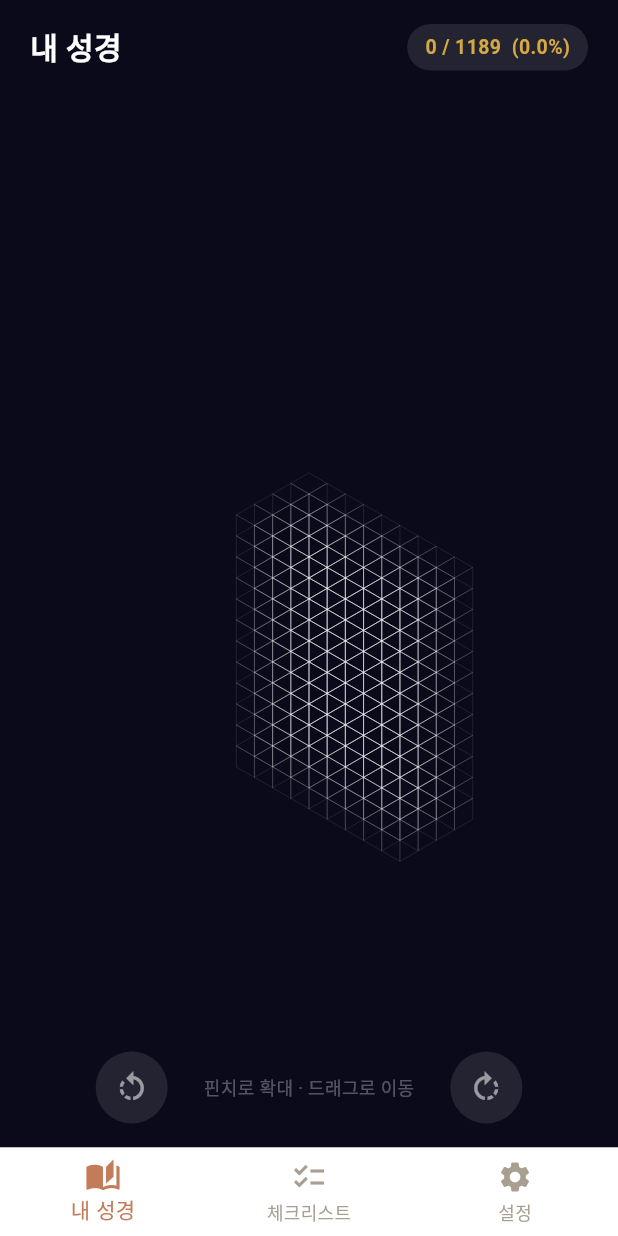
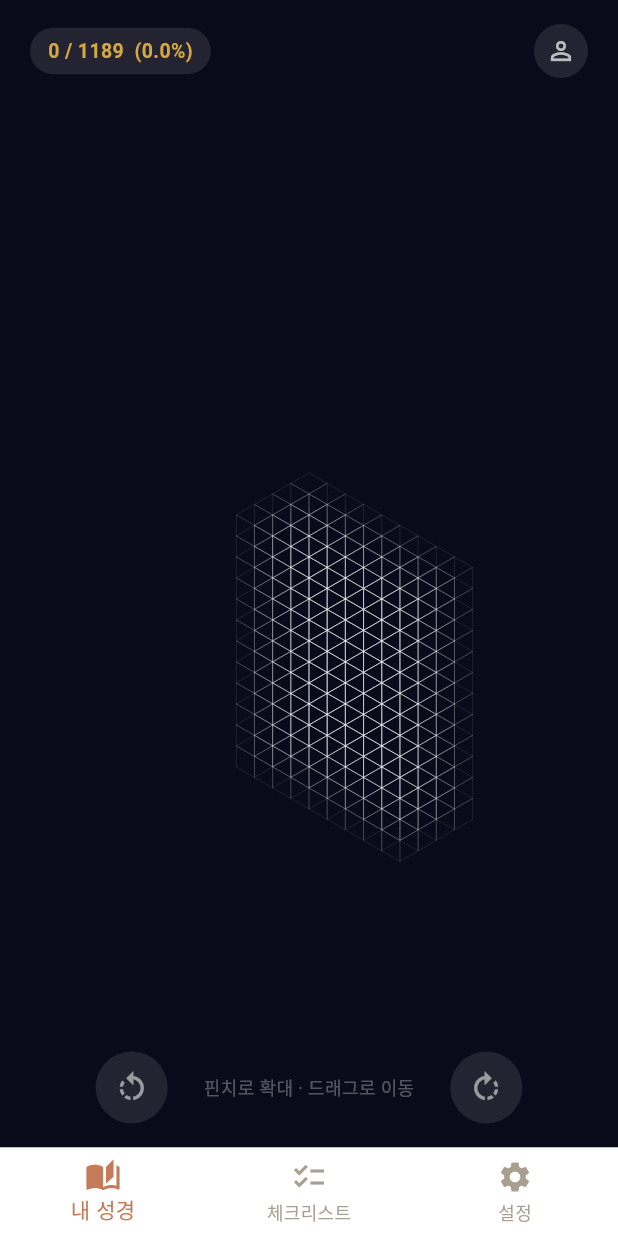
Before and after one commit to LeoParkProDev/BibleBlocks, a Flutter app: the screen it shows after launch, on a phone screen of 412 x 824 dp. Run offline on Flutter 3.47's test engine with Material 3 defaults, Android fonts, the phone set to English and light mode, and no system bars; our stand-ins replace flutter_riverpod, freezed_annotation, go_router, shared_preferences.

Commit message:
feat: redesign bible view top bar layout
- 좌상단 '내 성경' 텍스트 제거
- 진행률 표시를 우상단에서 좌상단으로 이동
- 우상단에 계정 아이콘 추가 (설정 탭으로 이동)

Co-Authored-By: Claude Opus 4.6 (1M context) <noreply@anthropic.com>

```diff
--- a/lib/screens/bible_view/bible_view_screen.dart
+++ b/lib/screens/bible_view/bible_view_screen.dart
@@ -3,6 +3,7 @@ import 'dart:async';
 import 'package:flutter/gestures.dart';
 import 'package:flutter/material.dart';
 import 'package:flutter_riverpod/flutter_riverpod.dart';
+import 'package:go_router/go_router.dart';
 
 import '../../data/bible_data.dart';
 import '../../painters/block_hit_test.dart';
@@ -295,15 +296,6 @@ class _BibleViewScreenState extends ConsumerState<BibleViewScreen>
               right: 20,
               child: Row(
                 children: [
-                  const Text(
-                    '내 성경',
-                    style: TextStyle(
-                      color: Colors.white,
-                      fontSize: 20,
-                      fontWeight: FontWeight.bold,
-                    ),
-                  ),
-                  const Spacer(),
                   Container(
                     padding:
                         const EdgeInsets.symmetric(horizontal: 12, vertical: 6),
@@ -317,6 +309,23 @@ class _BibleViewScreenState extends ConsumerState<BibleViewScreen>
                         color: AppColors.gold,
                         fontSize: 13,
                         fontWeight: FontWeight.w600,
+                      ),
+                    ),
+                  ),
+                  const Spacer(),
+                  GestureDetector(
+                    onTap: () => context.go('/settings'),
+                    child: Container(
+                      width: 36,
+                      height: 36,
+                      decoration: BoxDecoration(
+                        color: Colors.white.withValues(alpha: 0.1),
+                        borderRadius: BorderRadius.circular(18),
+                      ),
+                      child: const Icon(
+                        Icons.person_outline,
+                        color: Colors.white70,
+                        size: 20,
                       ),
                     ),
                   ),
```
